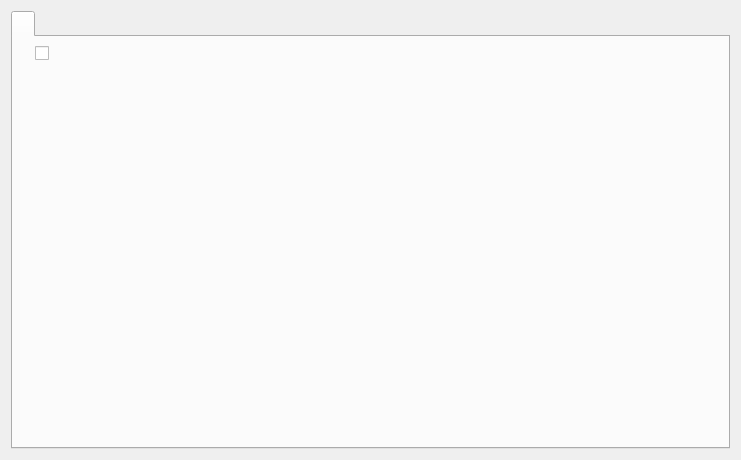
First picture: the form in org.nickvision.application.qt/src/views/settingspage.ui, repository NickvisionApps/Application, before the edit.
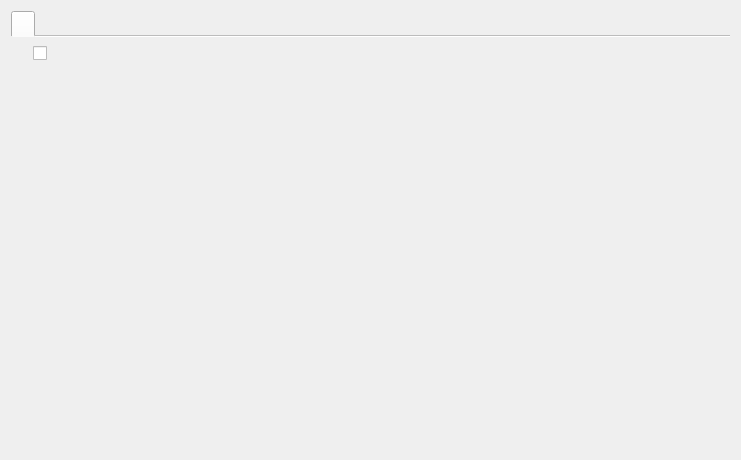
Second picture: the form after the edit.

Commit message: Qt - Better SettingsPage Design

The edit to the form file:
```diff
--- a/org.nickvision.application.qt/src/views/settingspage.ui
+++ b/org.nickvision.application.qt/src/views/settingspage.ui
@@ -16,6 +16,9 @@
   <layout class="QHBoxLayout" name="horizontalLayout">
    <item>
     <widget class="QTabWidget" name="tabs">
+     <property name="documentMode">
+      <bool>true</bool>
+     </property>
      <widget class="QWidget" name="tabUserInterface">
       <attribute name="title">
        <string/>
```
The commit also changes 2 other files.
